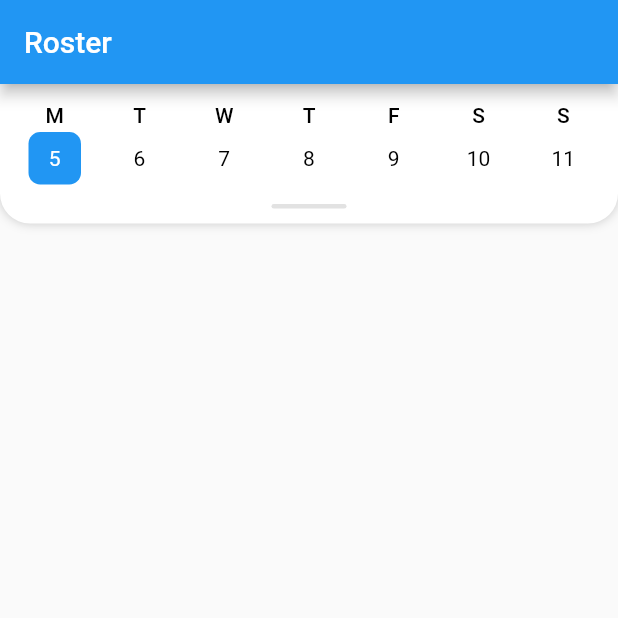
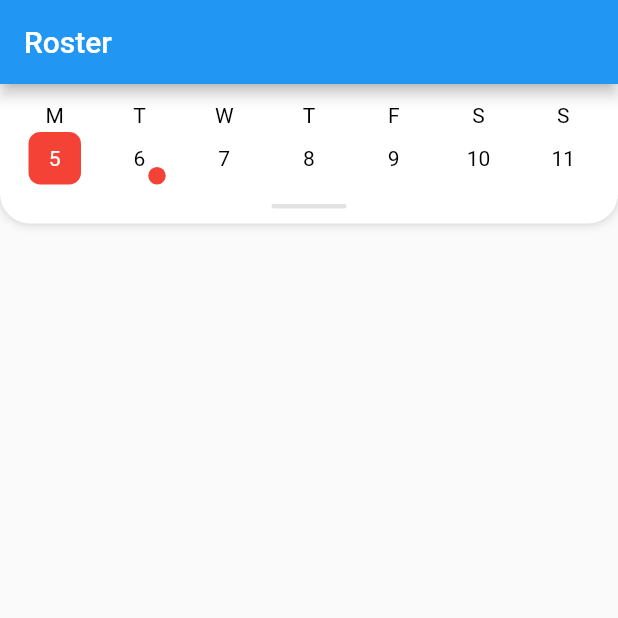
Before and after one commit to Iconica-Development/flutter_date_time_picker, a Flutter app: the screen it shows after launch, on a phone screen of 412 x 824 dp, the top half of it. Run offline on Flutter 3.47's test engine with Material 2 defaults, Android fonts, the phone set to English and light mode, and no system bars.

Commit message:
fixed theme issues

````diff
--- a/example/lib/main.dart
+++ b/example/lib/main.dart
@@ -31,7 +31,21 @@ class DatePickerDemo extends StatelessWidget {
   @override
   Widget build(BuildContext context) {
     return DateTimePicker(
-      dateTimePickerTheme: const DateTimePickerTheme(),
+      dateTimePickerTheme: const DateTimePickerTheme(
+          markedIndicatorColor: Colors.red,
+          selectedTheme: DateBoxSelectedTheme(
+            Color(0x4BF44336),
+            TextStyle(
+              color: Colors.red,
+            ),
+          ),
+          highlightTheme: DateBoxHighlightTheme(
+            Colors.red,
+            TextStyle(
+              color: Colors.white,
+            ),
+          )),
+      markedDates: [DateTime(2022, 9, 6)],
     );
   }
 }
--- a/lib/src/date_time_picker.dart
+++ b/lib/src/date_time_picker.dart
@@ -7,6 +7,7 @@ import 'package:flutter_date_time_picker/src/widgets/month_date_time_picker.dart
 import 'package:flutter_date_time_picker/src/widgets/week_date_time_picker/week_date_time_picker_sheet.dart';
 import 'package:intl/date_symbol_data_local.dart';
 
+class DateTimePicker extends StatefulWidget {
   /// A widget that displays a date picker from a sheet form the top of the screen.
   /// This sheet displays initially displays a week but can be dragged down to show a full month.
   /// Both views can be dragged sideways to show the next or previous week/month.
@@ -107,7 +108,6 @@ import 'package:intl/date_symbol_data_local.dart';
   ///   ),
   /// ),
   ///```
-class DateTimePicker extends StatefulWidget {
   DateTimePicker({
     this.dateTimePickerTheme = const DateTimePickerTheme(),
     this.header,
--- a/lib/src/widgets/month_date_time_picker.dart/month_date_time_picker_sheet.dart
+++ b/lib/src/widgets/month_date_time_picker.dart/month_date_time_picker_sheet.dart
@@ -30,10 +30,8 @@ class MonthDateTimePickerSheet extends StatelessWidget {
           DateFormat.yMMMM().format(
             dateTimePickerController.browsingDate,
           ),
-          style: Theme.of(context)
-              .textTheme
-              .headlineMedium!
-              .copyWith(color: Colors.black),
+          style: dateTimePickerController.theme.baseTheme.textStyle!
+              .copyWith(fontSize: 25),
         ),
         SizedBox(
           width: MediaQuery.of(context).size.width,
--- a/lib/src/widgets/week_date_time_picker/week_date_time_picker.dart
+++ b/lib/src/widgets/week_date_time_picker/week_date_time_picker.dart
@@ -38,13 +38,6 @@ class WeekDateTimePicker extends StatelessWidget {
                 ? null
                 : () async {
                     TimeOfDay? timeOfDay;
-                    // await dateTimePickerController.getDragController().animateTo(
-                    //       0.26,
-                    //       duration: const Duration(
-                    //         milliseconds: 350,
-                    //       ),
-                    //       curve: Curves.ease,
-                    //     );
 
                     DateTime selectedDate = date.daysOfWeek()[index];
 
@@ -62,7 +55,8 @@ class WeekDateTimePicker extends StatelessWidget {
                           )) {
                         showDialog(
                           context: context,
-                          builder: (context) => dateTimePickerController.wrongTimeDialog!,
+                          builder: (context) =>
+                              dateTimePickerController.wrongTimeDialog!,
                         );
                       }
                     }
@@ -89,7 +83,7 @@ class WeekDateTimePicker extends StatelessWidget {
                           date.daysOfWeek().elementAt(index),
                         )
                         .toUpperCase()[0],
-                    style: Theme.of(context).textTheme.titleSmall,
+                    style: dateTimePickerController.theme.baseTheme.textStyle,
                   ),
                   const Spacer(),
                   Container(
--- a/lib/src/widgets/week_date_time_picker/week_date_time_picker_sheet.dart
+++ b/lib/src/widgets/week_date_time_picker/week_date_time_picker_sheet.dart
@@ -45,7 +45,8 @@ class WeekDateTimePickerSheet extends StatelessWidget {
         if (showHeader) ...[
           Text(
             getDateHeader(),
-            style: Theme.of(context).textTheme.headlineSmall,
+            style: dateTimePickerController.theme.baseTheme.textStyle!
+                .copyWith(fontSize: 9),
           ),
           const SizedBox(
             height: 10,
````
Also changed, not shown: lib/src/widgets/month_date_time_picker.dart/month_date_time_picker.dart (+3 -8 lines). Lines whose indentation alone changed are shown as unchanged.
